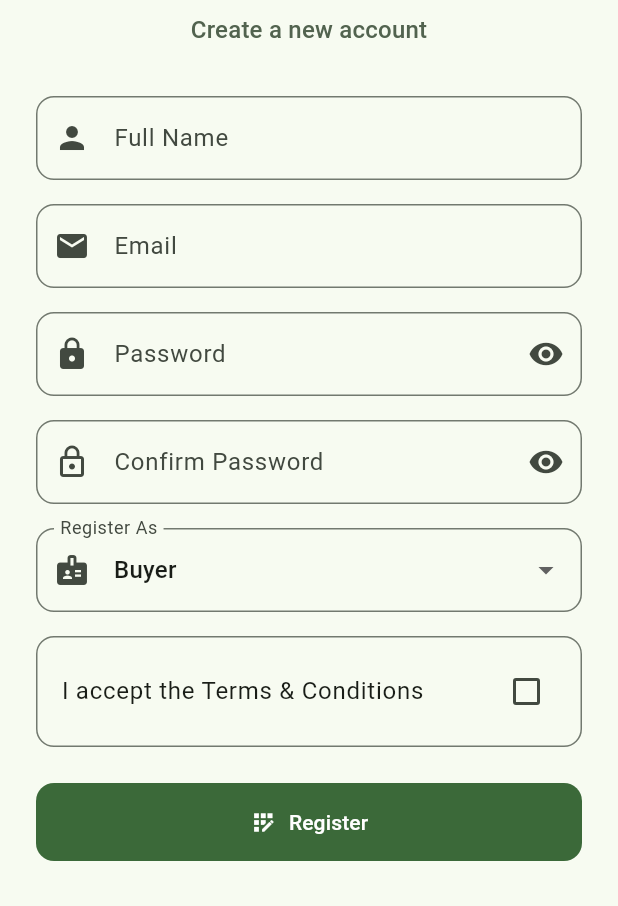
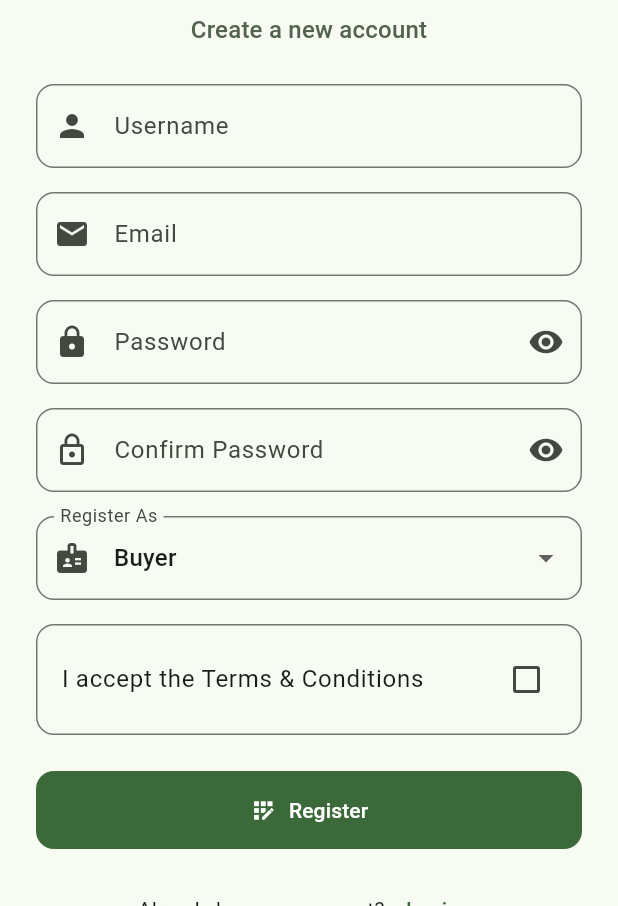
Before and after one commit to PraiseTechzw/zim_shop, a Flutter app: the screen it shows after launch, after a tap on "Login", after a tap on "Register Now", on a phone screen of 412 x 824 dp, the part 330-1236 px from its top. Run offline on Flutter 3.47's test engine with Material 3 defaults, Android fonts, the phone set to English and light mode, and no system bars; accounts and stored records are empty.

Commit message:
Refactor login and registration screens to include error handling and remove user role selection. Implement password authentication and display error messages for failed login and registration attempts.

```diff
--- a/lib/screen/auth/login_screen.dart
+++ b/lib/screen/auth/login_screen.dart
@@ -19,9 +19,9 @@ class _LoginScreenState extends State<LoginScreen> {
   final _formKey = GlobalKey<FormState>();
   final _emailController = TextEditingController();
   final _passwordController = TextEditingController();
-  UserRole _selectedRole = UserRole.buyer;
   bool _isPasswordVisible = false;
   bool _isLoading = false;
+  String? _errorMessage;
 
   @override
   void dispose() {
@@ -37,22 +37,22 @@ class _LoginScreenState extends State<LoginScreen> {
 
     setState(() {
       _isLoading = true;
+      _errorMessage = null;
     });
 
-    // Simulate network delay
-    await Future.delayed(const Duration(seconds: 1));
+    try {
+      // Get user credentials
+      final email = _emailController.text.trim();
+      final password = _passwordController.text;
 
-    // Mock authentication
-    final email = _emailController.text.trim();
+      // Attempt login
       final appState = Provider.of<AppState>(context, listen: false);
-    appState.login(email, _selectedRole);
+      final user = await appState.login(email, password);
 
-    setState(() {
-      _isLoading = false;
-    });
+      if (!mounted) return;
 
-    // Navigate based on selected role
-    switch (_selectedRole) {
+      // Navigate based on user role
+      switch (user.role) {
         case UserRole.buyer:
           Navigator.of(context).pushReplacement(
             MaterialPageRoute(builder: (_) => const BuyerMainScreen()),
@@ -68,6 +68,21 @@ class _LoginScreenState extends State<LoginScreen> {
             MaterialPageRoute(builder: (_) => const AdminMainScreen()),
           );
           break;
+      }
+    } on AuthException catch (e) {
+      setState(() {
+        _errorMessage = e.toString();
+      });
+    } catch (e) {
+      setState(() {
+        _errorMessage = 'An unexpected error occurred. Please try again.';
+      });
+    } finally {
+      if (mounted) {
+        setState(() {
+          _isLoading = false;
+        });
+      }
     }
   }
 
@@ -121,7 +136,33 @@ class _LoginScreenState extends State<LoginScreen> {
                     color: Theme.of(context).colorScheme.secondary,
                   ),
                 ),
-                const SizedBox(height: 48),
+                const SizedBox(height: 32),
+                if (_errorMessage != null)
+                  Container(
+                    padding: const EdgeInsets.all(12),
+                    margin: const EdgeInsets.only(bottom: 16),
+                    decoration: BoxDecoration(
+                      color: Theme.of(context).colorScheme.errorContainer,
+                      borderRadius: BorderRadius.circular(12),
+                    ),
+                    child: Row(
+                      children: [
+                        Icon(
+                          Icons.error_outline,
+                          color: Theme.of(context).colorScheme.error,
+                        ),
+                        const SizedBox(width: 12),
+                        Expanded(
+                          child: Text(
+                            _errorMessage!,
+                            style: TextStyle(
+                              color: Theme.of(context).colorScheme.error,
+                            ),
+                          ),
+                        ),
+                      ],
+                    ),
+                  ),
                 TextFormField(
                   controller: _emailController,
                   keyboardType: TextInputType.emailAddress,
@@ -171,42 +212,7 @@ class _LoginScreenState extends State<LoginScreen> {
                     if (value == null || value.isEmpty) {
                       return 'Please enter your password';
                     }
-                    if (value.length < 6) {
-                      return 'Password must be at least 6 characters';
-                    }
                     return null;
-                  },
-                ),
-                const SizedBox(height: 16),
-                DropdownButtonFormField<UserRole>(
-                  value: _selectedRole,
-                  decoration: InputDecoration(
-                    labelText: 'Login As',
-                    border: OutlineInputBorder(
-                      borderRadius: BorderRadius.circular(12),
-                    ),
-                    prefixIcon: const Icon(Icons.badge),
-                  ),
-                  items: const [
-                    DropdownMenuItem(
-                      value: UserRole.buyer,
-                      child: Text('Buyer'),
-                    ),
-                    DropdownMenuItem(
-                      value: UserRole.seller,
-                      child: Text('Seller'),
-                    ),
-                    DropdownMenuItem(
-                      value: UserRole.admin,
-                      child: Text('Admin'),
-                    ),
-                  ],
-                  onChanged: (value) {
-                    if (value != null) {
-                      setState(() {
-                        _selectedRole = value;
-                      });
-                    }
                   },
                 ),
                 Align(
--- a/lib/screen/auth/register_screen.dart
+++ b/lib/screen/auth/register_screen.dart
@@ -21,6 +21,7 @@ class _RegisterScreenState extends State<RegisterScreen> {
   bool _isConfirmPasswordVisible = false;
   bool _isLoading = false;
   bool _acceptTerms = false;
+  String? _errorMessage;
 
   @override
   void dispose() {
@@ -48,22 +49,22 @@ class _RegisterScreenState extends State<RegisterScreen> {
 
     setState(() {
       _isLoading = true;
+      _errorMessage = null;
     });
 
-    // Simulate network delay
-    await Future.delayed(const Duration(seconds: 1));
+    try {
+      // Get user data
+      final username = _nameController.text.trim();
+      final email = _emailController.text.trim();
+      final password = _passwordController.text;
 
-    // Mock registration
-    final email = _emailController.text.trim();
-    final appState = Provider.of<AppState>(context, listen: false);
-    appState.login(email, _selectedRole);
+      // Attempt registration
+      final appState = Provider.of<AppState>(context, listen: false);
+      await appState.register(username, email, password, _selectedRole);
 
-    setState(() {
-      _isLoading = false;
-    });
+      if (!mounted) return;
 
-    // Show success message and navigate back
-    if (mounted) {
+      // Show success message and navigate back
       ScaffoldMessenger.of(context).showSnackBar(
         const SnackBar(
           content: Text('Registration successful! Please login.'),
@@ -71,6 +72,20 @@ class _RegisterScreenState extends State<RegisterScreen> {
         ),
       );
       Navigator.of(context).pop();
+    } on AuthException catch (e) {
+      setState(() {
+        _errorMessage = e.toString();
+      });
+    } catch (e) {
+      setState(() {
+        _errorMessage = 'An unexpected error occurred. Please try again.';
+      });
+    } finally {
+      if (mounted) {
+        setState(() {
+          _isLoading = false;
+        });
+      }
     }
   }
 
@@ -112,12 +127,38 @@ class _RegisterScreenState extends State<RegisterScreen> {
                     color: Theme.of(context).colorScheme.secondary,
                   ),
                 ),
-                const SizedBox(height: 32),
+                const SizedBox(height: 24),
+                if (_errorMessage != null)
+                  Container(
+                    padding: const EdgeInsets.all(12),
+                    margin: const EdgeInsets.only(bottom: 16),
+                    decoration: BoxDecoration(
+                      color: Theme.of(context).colorScheme.errorContainer,
+                      borderRadius: BorderRadius.circular(12),
+                    ),
+                    child: Row(
+                      children: [
+                        Icon(
+                          Icons.error_outline,
+                          color: Theme.of(context).colorScheme.error,
+                        ),
+                        const SizedBox(width: 12),
+                        Expanded(
+                          child: Text(
+                            _errorMessage!,
+                            style: TextStyle(
+                              color: Theme.of(context).colorScheme.error,
+                            ),
+                          ),
+                        ),
+                      ],
+                    ),
+                  ),
                 TextFormField(
                   controller: _nameController,
                   decoration: InputDecoration(
-                    labelText: 'Full Name',
-                    hintText: 'Enter your full name',
+                    labelText: 'Username',
+                    hintText: 'Choose a username',
                     border: OutlineInputBorder(
                       borderRadius: BorderRadius.circular(12),
                     ),
@@ -125,7 +166,10 @@ class _RegisterScreenState extends State<RegisterScreen> {
                   ),
                   validator: (value) {
                     if (value == null || value.isEmpty) {
-                      return 'Please enter your name';
+                      return 'Please enter a username';
+                    }
+                    if (value.length < 3) {
+                      return 'Username must be at least 3 characters';
                     }
                     return null;
                   },
```
Lines whose indentation alone changed are shown as unchanged.
